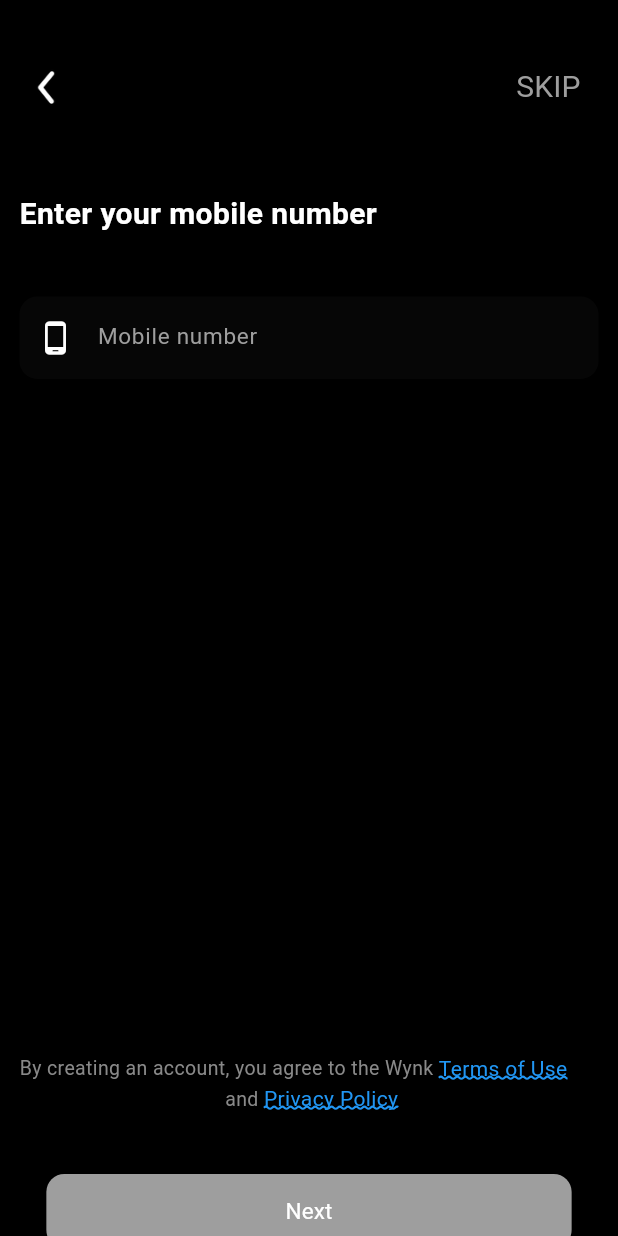
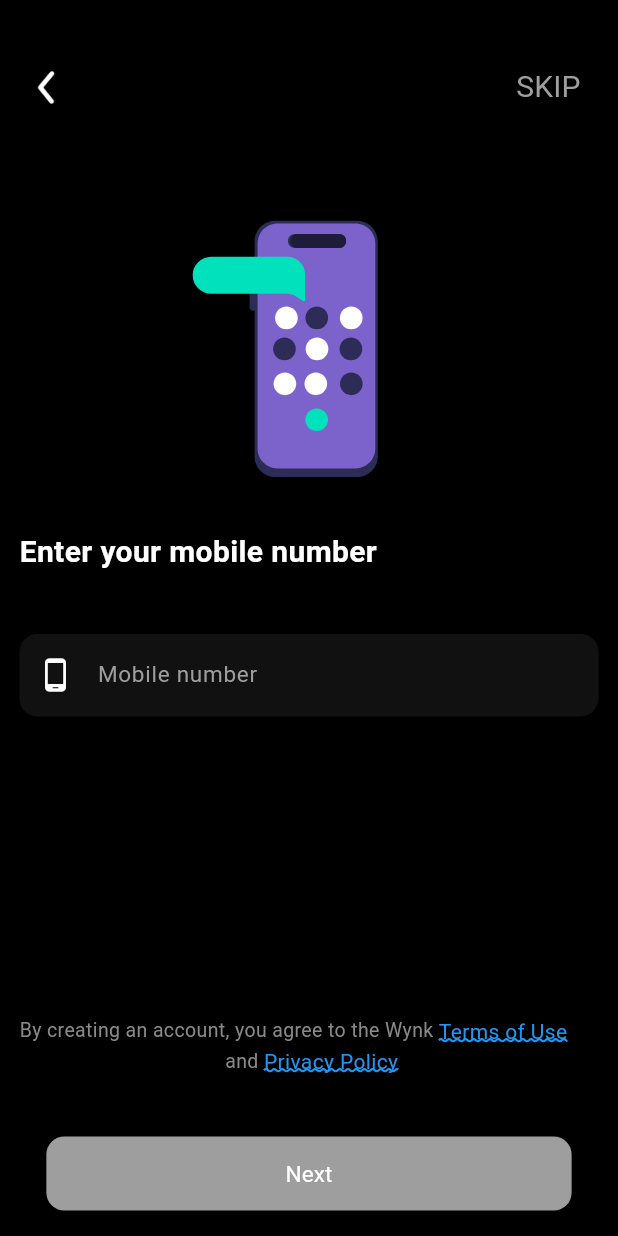
Before and after one commit to Kesavan02/Wynk_clone, a Flutter app: the MobileNoDetails screen opened directly, on a phone screen of 412 x 824 dp. Run offline on Flutter 3.47's test engine with Material 3 defaults, Android fonts, the light colour scheme and no system bars; drawn by our look-alikes of lottie; our stand-ins replace audio_video_progress_bar, bloc, cloud_firestore, file_picker, firebase_auth, firebase_core and 8 more; missing offline and left inert: scroll_loop_auto_scroll; accounts and stored records are empty.

Commit message:
modified: lottie anim and textfield

```diff
--- a/lib/initial_page/mobileno_details/ui/mobileno_details.dart
+++ b/lib/initial_page/mobileno_details/ui/mobileno_details.dart
@@ -1,13 +1,12 @@
 import 'package:firebase_auth/firebase_auth.dart';
 import 'package:flutter/material.dart';
 import 'package:flutter_bloc/flutter_bloc.dart';
-import 'package:flutter_otp_text_field/flutter_otp_text_field.dart';
 import 'package:get/get.dart';
-
 import 'package:wynk_clone/initial_page/language_selection/ui/language_select.dart';
 import 'package:wynk_clone/initial_page/mobileno_details/bloc/mobileno_details_bloc.dart';
 import 'package:wynk_clone/initial_page/otp_validation/ui/otp_screen.dart';
 import 'package:wynk_clone/utils.dart';
+import 'package:lottie/lottie.dart';
 
 import '../../../data/repositories/controllers/signup_controller.dart';
 
@@ -76,8 +75,14 @@ class MobileNoDetails extends StatelessWidget {
                           ))
                     ],
                   ),
-                  const SizedBox(
-                    height: 25,
+                  Center(
+                    child: LottieBuilder.asset(
+                      frameRate: FrameRate.max,
+                      'assets/animations/anim-mobileno.json',
+                      width: 250,
+                      height: 250,
+                      fit: BoxFit.fill,
+                    ),
                   ),
                   const Text(
                     'Enter your mobile number',
@@ -94,7 +99,7 @@ class MobileNoDetails extends StatelessWidget {
                     decoration: InputDecoration(
                         focusColor: Colors.white,
                         filled: true,
-                        fillColor: const Color.fromARGB(20, 80, 80, 80),
+                        fillColor: const Color.fromARGB(56, 79, 78, 78),
                         hintText: 'Mobile number',
                         hintStyle:
                             const TextStyle(fontSize: 15.0, color: Colors.grey),
@@ -108,7 +113,7 @@ class MobileNoDetails extends StatelessWidget {
                         )),
                   ),
                   const SizedBox(
-                    height: 450,
+                    height: 200,
                   ),
                   Wrap(
                     children: [
--- a/pubspec.yaml
+++ b/pubspec.yaml
@@ -47,6 +47,7 @@ dependencies:
   flutter_native_splash: ^2.4.0
   assets_audio_player: ^3.1.1
   file_picker: ^8.0.3
+  lottie: ^3.0.0
 
   # getX
   get: ^4.6.6
@@ -90,6 +91,8 @@ flutter:
      - lib/icons/
      - assets/
      - assets/movie_posters/
+     - assets/animations/anim_otp.json
+     - assets/animations/anim-mobileno.json
 
   # An image asset can refer to one or more resolution-specific "variants", see
   # https://flutter.dev/assets-and-images/#resolution-aware
```
Also changed, not shown: pubspec.lock.
